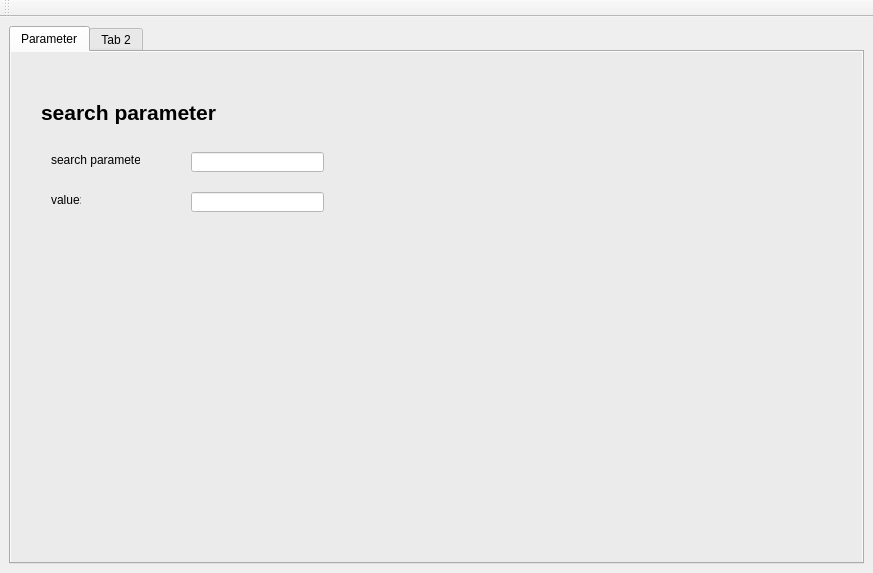
The window that src/edcon/gui/mainwindow.ui (Festo-se/festo-edcon) describes before a commit, drawn with Qt 5.
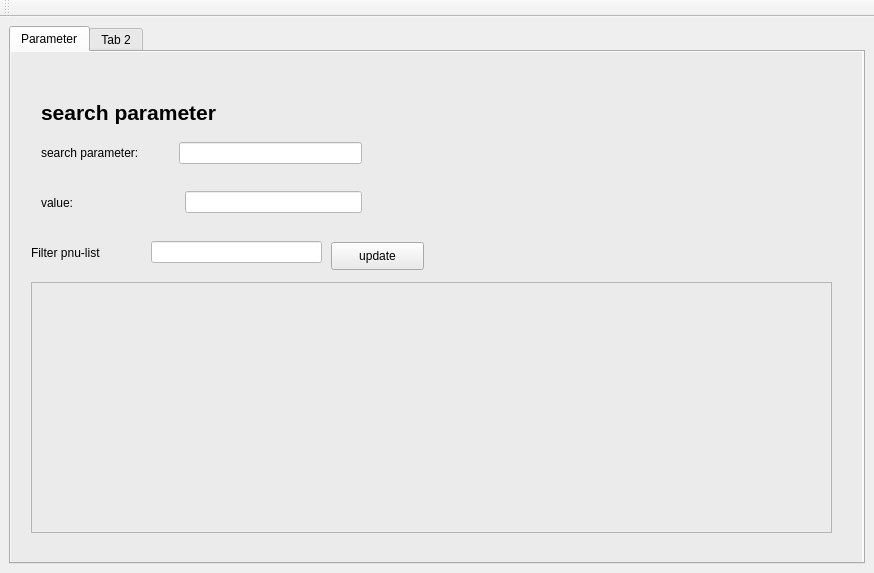
The same window after the commit.

Commit message: Uploaded parameter list in gui

Patch:
```diff
--- a/src/edcon/gui/mainwindow.ui
+++ b/src/edcon/gui/mainwindow.ui
@@ -6,7 +6,7 @@
    <rect>
     <x>0</x>
     <y>0</y>
-    <width>873</width>
+    <width>874</width>
     <height>573</height>
    </rect>
   </property>
@@ -50,77 +50,169 @@
           <string>&lt;html&gt;&lt;head/&gt;&lt;body&gt;&lt;p&gt;&lt;span style=&quot; font-size:16pt; font-weight:600;&quot;&gt;search parameter&lt;/span&gt;&lt;/p&gt;&lt;/body&gt;&lt;/html&gt;</string>
          </property>
         </widget>
-        <widget class="QLabel" name="label">
+        <widget class="QTableView" name="tblPnuList">
          <property name="geometry">
           <rect>
-           <x>40</x>
-           <y>100</y>
-           <width>89</width>
-           <height>16</height>
+           <x>20</x>
+           <y>230</y>
+           <width>801</width>
+           <height>251</height>
           </rect>
          </property>
-         <property name="text">
-          <string>search parameter:</string>
-         </property>
         </widget>
-        <widget class="QLineEdit" name="txtsearchParameter">
+        <widget class="QWidget" name="horizontalLayoutWidget_2">
          <property name="geometry">
           <rect>
-           <x>180</x>
-           <y>100</y>
-           <width>133</width>
-           <height>20</height>
+           <x>20</x>
+           <y>180</y>
+           <width>291</width>
+           <height>41</height>
           </rect>
          </property>
-         <property name="focusPolicy">
-          <enum>Qt::StrongFocus</enum>
-         </property>
-         <property name="styleSheet">
-          <string notr="true">QLineEdit{background-color:white;
+         <layout class="QHBoxLayout" name="horizontalLayout_2">
+          <property name="spacing">
+           <number>50</number>
+          </property>
+          <item>
+           <widget class="QLabel" name="label_2">
+            <property name="text">
+             <string>Filter pnu-list</string>
+            </property>
+           </widget>
+          </item>
+          <item>
+           <widget class="QLineEdit" name="txtsearchPnuList">
+            <property name="styleSheet">
+             <string notr="true">QLineEdit{background-color:white;
 color:black}</string>
+            </property>
+            <property name="clearButtonEnabled">
+             <bool>true</bool>
+            </property>
+           </widget>
+          </item>
+         </layout>
+        </widget>
+        <widget class="QPushButton" name="btnUpdate">
+         <property name="geometry">
+          <rect>
+           <x>320</x>
+           <y>190</y>
+           <width>93</width>
+           <height>28</height>
+          </rect>
          </property>
-         <property name="inputMask">
-          <string>0000000000</string>
+         <property name="text">
+          <string>update</string>
          </property>
-         <property name="maxLength">
-          <number>10</number>
-         </property>
-         <property name="cursorPosition">
-          <number>0</number>
-         </property>
-         <property name="clearButtonEnabled">
-          <bool>true</bool>
-         </property>
         </widget>
-        <widget class="QLineEdit" name="txtValueParameter">
+        <widget class="QWidget" name="formLayoutWidget">
          <property name="geometry">
           <rect>
-           <x>180</x>
-           <y>140</y>
-           <width>133</width>
-           <height>20</height>
+           <x>20</x>
+           <y>80</y>
+           <width>341</width>
+           <height>42</height>
           </rect>
          </property>
-         <property name="styleSheet">
-          <string notr="true">QLineEdit{background-color:white;
+         <layout class="QFormLayout" name="formLayout">
+          <property name="horizontalSpacing">
+           <number>40</number>
+          </property>
+          <property name="verticalSpacing">
+           <number>40</number>
+          </property>
+          <property name="leftMargin">
+           <number>10</number>
+          </property>
+          <property name="topMargin">
+           <number>10</number>
+          </property>
+          <property name="rightMargin">
+           <number>10</number>
+          </property>
+          <property name="bottomMargin">
+           <number>10</number>
+          </property>
+          <item row="0" column="0">
+           <widget class="QLabel" name="label_3">
+            <property name="text">
+             <string>search parameter:</string>
+            </property>
+           </widget>
+          </item>
+          <item row="0" column="1">
+           <widget class="QLineEdit" name="txtsearchParameter">
+            <property name="focusPolicy">
+             <enum>Qt::StrongFocus</enum>
+            </property>
+            <property name="styleSheet">
+             <string notr="true">QLineEdit{background-color:white;
 color:black}</string>
-         </property>
-         <property name="inputMask">
-          <string>0000000000</string>
-         </property>
+            </property>
+            <property name="inputMask">
+             <string>0000000000</string>
+            </property>
+            <property name="maxLength">
+             <number>10</number>
+            </property>
+            <property name="cursorPosition">
+             <number>0</number>
+            </property>
+            <property name="clearButtonEnabled">
+             <bool>true</bool>
+            </property>
+           </widget>
+          </item>
+         </layout>
         </widget>
-        <widget class="QLabel" name="label_7">
+        <widget class="QWidget" name="horizontalLayoutWidget">
          <property name="geometry">
           <rect>
-           <x>40</x>
-           <y>140</y>
-           <width>30</width>
-           <height>16</height>
+           <x>20</x>
+           <y>130</y>
+           <width>341</width>
+           <height>41</height>
           </rect>
          </property>
-         <property name="text">
-          <string>value:</string>
-         </property>
+         <layout class="QHBoxLayout" name="horizontalLayout">
+          <property name="spacing">
+           <number>112</number>
+          </property>
+          <property name="leftMargin">
+           <number>10</number>
+          </property>
+          <property name="topMargin">
+           <number>5</number>
+          </property>
+          <property name="rightMargin">
+           <number>10</number>
+          </property>
+          <property name="bottomMargin">
+           <number>5</number>
+          </property>
+          <item>
+           <widget class="QLabel" name="label_8">
+            <property name="text">
+             <string>value:</string>
+            </property>
+           </widget>
+          </item>
+          <item>
+           <widget class="QLineEdit" name="txtValueParameter">
+            <property name="styleSheet">
+             <string notr="true">QLineEdit{background-color:white;
+color:black}</string>
+            </property>
+            <property name="inputMask">
+             <string>0000000000</string>
+            </property>
+            <property name="clearButtonEnabled">
+             <bool>true</bool>
+            </property>
+           </widget>
+          </item>
+         </layout>
         </widget>
        </widget>
       </widget>
```
The commit also changes 5 other files.
